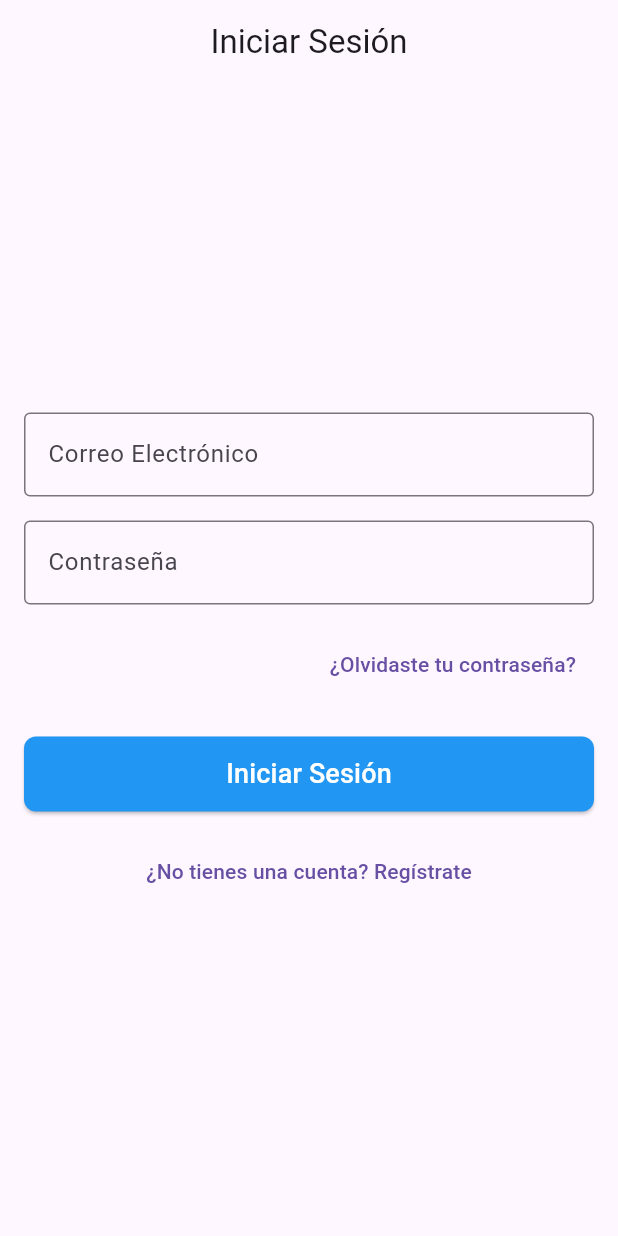
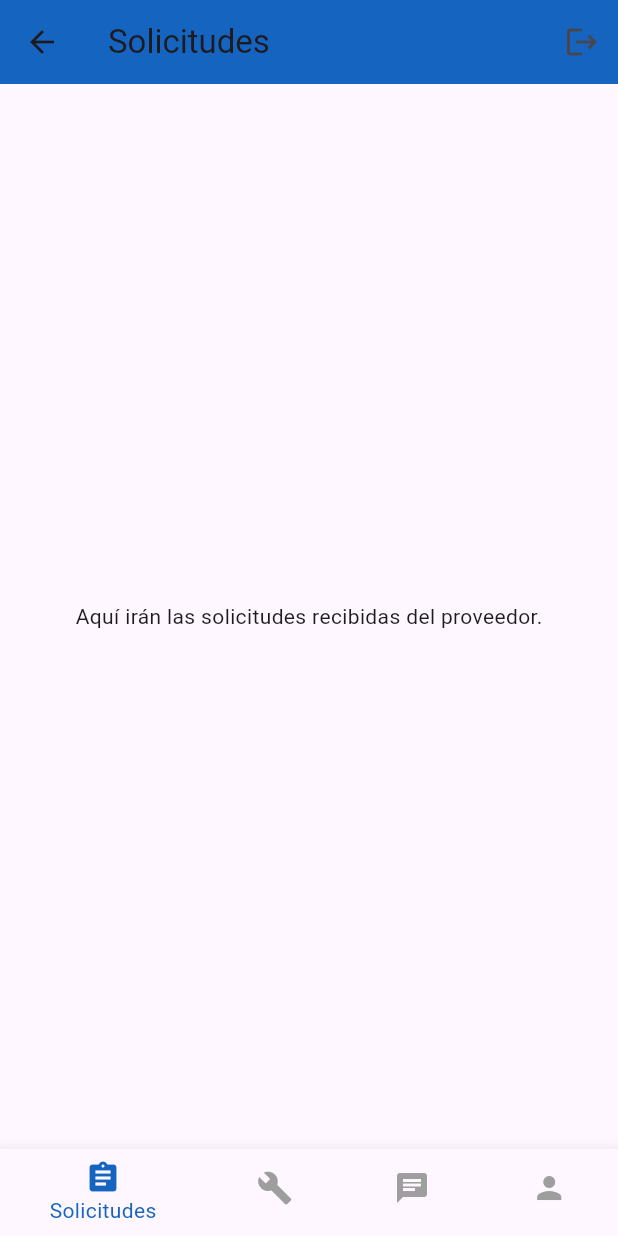
Before and after one commit to DayanaG11/app_servicios, a Flutter app: the screen it shows after launch, on a phone screen of 412 x 824 dp. Run offline on Flutter 3.47's test engine with Material 3 defaults, Android fonts, the phone set to English and light mode, and no system bars; our stand-ins replace flutter_chat_types, flutter_chat_ui, geolocator, image_picker, permission_handler.

Commit message:
se agregaron apartados para proveedor

```diff
--- a/lib/main.dart
+++ b/lib/main.dart
@@ -1,3 +1,7 @@
+import 'package:app_servicios/screens/proveedor_home_screen.dart';
+import 'package:app_servicios/screens/proveedor_mis_servicios_screen.dart';
+import 'package:app_servicios/screens/proveedor_profile_screen.dart';
+import 'package:app_servicios/screens/proveedor_solicitudes_screen.dart';
 import 'package:flutter/material.dart';
 import 'package:app_servicios/screens/login_page.dart'; // Asegúrate que la ruta sea correcta
 import 'package:app_servicios/screens/home_screen.dart'; // Asegúrate que la ruta sea correcta
@@ -20,14 +24,18 @@ class MyApp extends StatelessWidget {
         visualDensity: VisualDensity.adaptivePlatformDensity,
       ),
       // Define la ruta inicial de tu aplicación
-      initialRoute: '/',
+      initialRoute: '/proveedor',
       // Define todas las rutas de tu aplicación
       routes: {
         '/': (context) => LoginPage(), // Pantalla de Inicio de Sesión
         '/signup': (context) => SignUpPage(), // Pantalla de Registro
         '/home': (context) => HomePage(), // Pantalla de Inicio (Home)
-        '/profile': (context) => ProfilePage(), // Pantalla de Perfil de Usuario
-        // Para ServiceDetailPage, como requiere un argumento (el servicio),
+        '/profile': (context) => const ProfilePage(),
+        '/proveedor': (context) => const ProveedorHomeScreen(),
+        '/proveedor/servicios': (context) => const ProveedorServicioScreen(),
+        '/proveedor/solicitudes': (context) => const ProveedorSolicitudesScreen(),
+        '/proveedor/perfil': (context) => const ProveedorProfileScreen(),
+
          },
       // Si usas rutas generadas para manejar argumentos (como en ServiceDetailPage)
       onGenerateRoute: (settings) {
--- /dev/null
+++ b/lib/screens/proveedor_home_screen.dart
@@ -0,0 +1,71 @@
+import 'package:flutter/material.dart';
+import 'proveedor_solicitudes_screen.dart';
+import 'proveedor_mis_servicios_screen.dart';
+import 'proveedor_chat_screen.dart';
+import 'proveedor_profile_screen.dart';
+
+class ProveedorHomeScreen extends StatefulWidget {
+  const ProveedorHomeScreen({super.key});
+
+  @override
+  State<ProveedorHomeScreen> createState() => _ProveedorHomeScreenState();
+}
+
+class _ProveedorHomeScreenState extends State<ProveedorHomeScreen> {
+  int _selectedIndex = 0;
+
+  final List<Widget> _screens = [
+    ProveedorSolicitudesScreen(),
+    ProveedorServicioScreen(),
+    ProveedorChatScreen(),
+    ProveedorProfileScreen(),
+  ];
+
+  final List<String> _titles = [
+    'Solicitudes',
+    'Servicios',
+    'Chat',
+    'Perfil',
+  ];
+
+  void _onItemTapped(int index) {
+    setState(() {
+      _selectedIndex = index;
+    });
+  }
+
+  @override
+  Widget build(BuildContext context) {
+    return Scaffold(
+      appBar: AppBar(
+        title: Text(_titles[_selectedIndex]),
+        backgroundColor: Colors.blue[800],
+        actions: [
+          IconButton(
+            icon: const Icon(Icons.logout),
+            onPressed: () {
+              Navigator.pushReplacementNamed(context, '/');
+            },
+          ),
+        ],
+      ),
+      body: _screens[_selectedIndex],
+      bottomNavigationBar: BottomNavigationBar(
+        currentIndex: _selectedIndex,
+        selectedItemColor: Colors.blue[800],
+        unselectedItemColor: Colors.grey,
+        onTap: _onItemTapped,
+        items: const [
+          BottomNavigationBarItem(
+              icon: Icon(Icons.assignment), label: 'Solicitudes'),
+          BottomNavigationBarItem(
+              icon: Icon(Icons.build), label: 'Servicios'),
+          BottomNavigationBarItem(
+              icon: Icon(Icons.chat), label: 'Chat'),
+          BottomNavigationBarItem(
+              icon: Icon(Icons.person), label: 'Perfil'),
+        ],
+      ),
+    );
+  }
+}
--- /dev/null
+++ b/lib/screens/proveedor_solicitudes_screen.dart
@@ -0,0 +1,12 @@
+import 'package:flutter/material.dart';
+
+class ProveedorSolicitudesScreen extends StatelessWidget {
+  const ProveedorSolicitudesScreen({super.key});
+
+  @override
+  Widget build(BuildContext context) {
+    return Center(
+      child: Text('Aquí irán las solicitudes recibidas del proveedor.'),
+    );
+  }
+}
--- a/pubspec.yaml
+++ b/pubspec.yaml
@@ -11,6 +11,7 @@ environment:
 dependencies:
   flutter:
     sdk: flutter
+  image_picker: ^1.0.7
   cupertino_icons: ^1.0.8
   geolocator: ^10.1.0
   permission_handler: ^11.3.0
```
Also changed, not shown: lib/screens/login_page.dart (+21 -22 lines), lib/screens/proveedor_chat_screen.dart (added, +27 -0 lines), lib/screens/proveedor_mis_servicios_screen.dart (added, +36 -0 lines), lib/screens/proveedor_profile_screen.dart (added, +90 -0 lines), assets/icon/app_icon.png (added), pubspec.lock, 6 other files.
